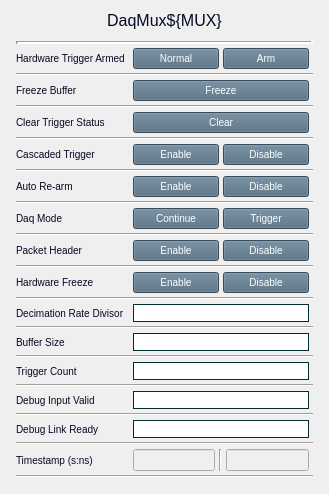
Above: daqMuxV2.ui from cristinasewell/ATCA_PyDM_Screens before the change. Below: the same form after it.
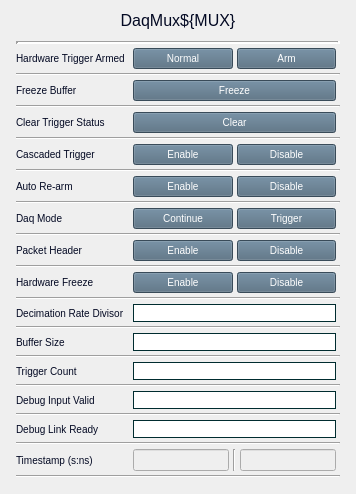
That is the form after the change. Custom widgets are drawn as their Qt base class.

Commit message: FIX - fixed macro declaration in daqMuxV2

Diff of the .ui file:
```diff
--- a/daqMuxV2.ui
+++ b/daqMuxV2.ui
@@ -6,7 +6,7 @@
    <rect>
     <x>0</x>
     <y>0</y>
-    <width>329</width>
+    <width>356</width>
     <height>480</height>
    </rect>
   </property>
```
Left out of the diff: 48 changed lines with no effect on the pictures.
